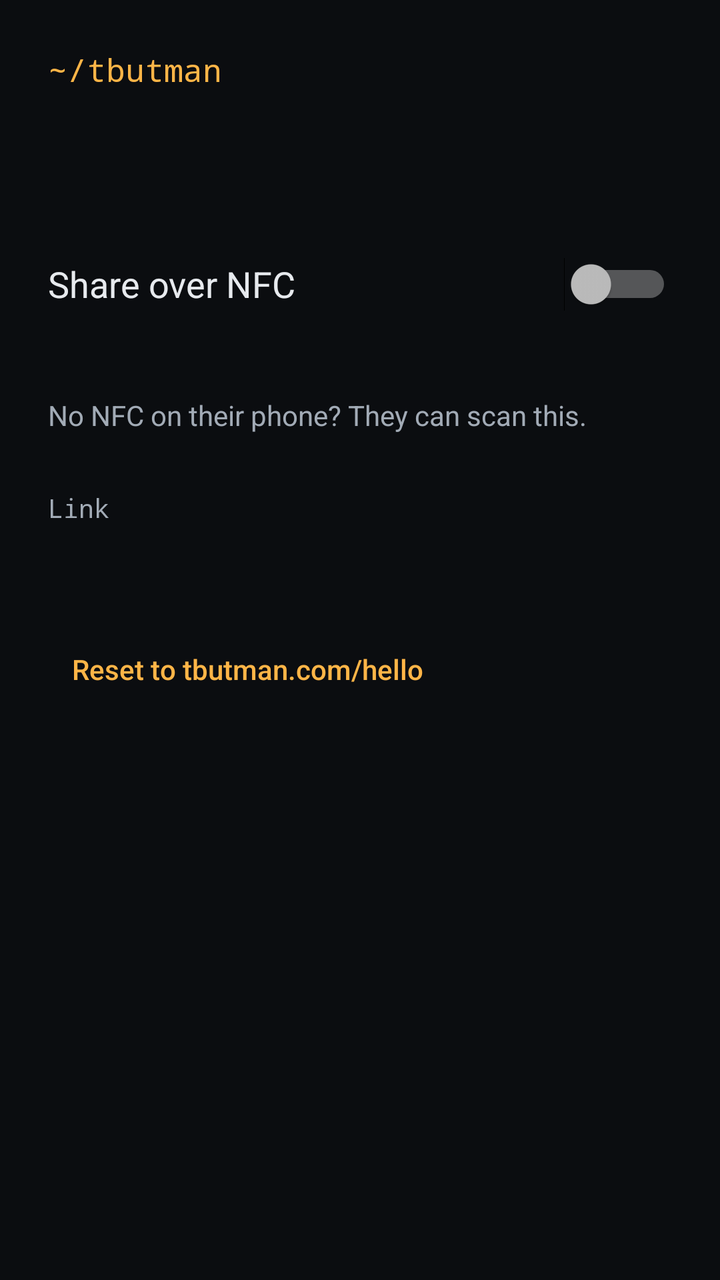
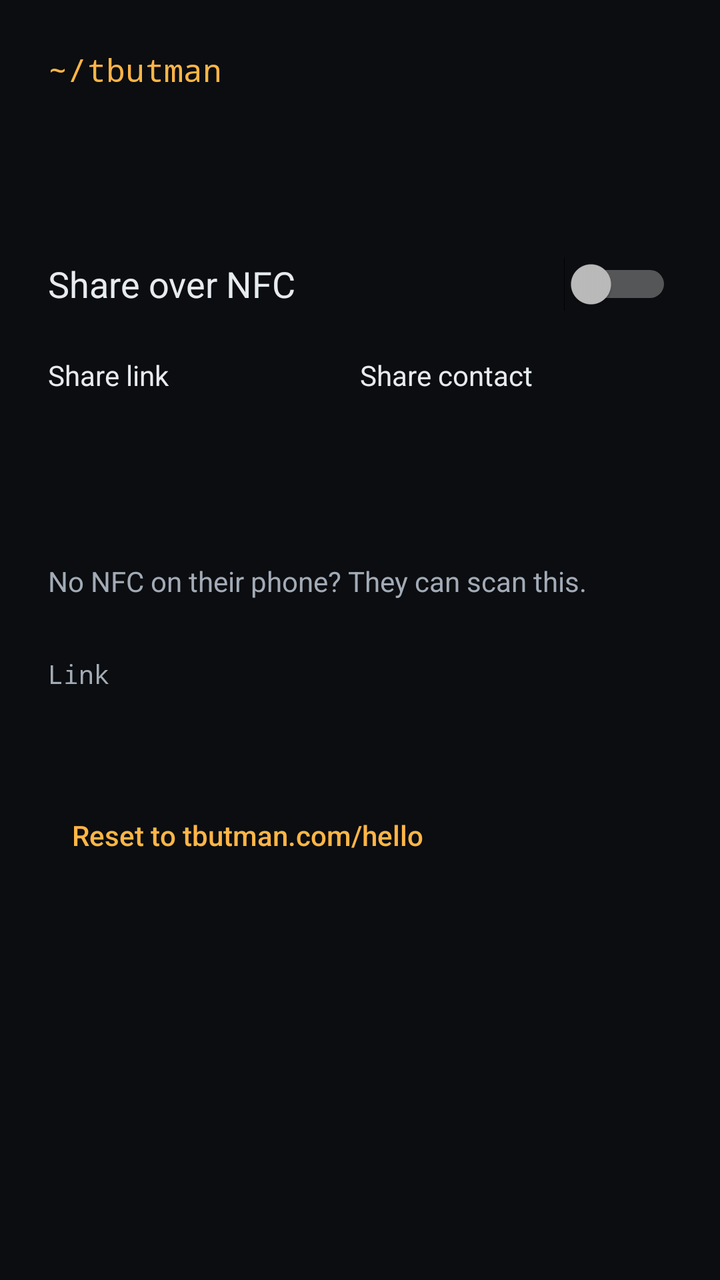

An Android layout rendered at two revisions. The XML below is the earlier revision; the diff shows what the commit changed to produce the second picture.
<!-- AndroidManifest.xml: application theme Theme.NfcShare -->
<!-- res/layout/activity_main.xml -->
<?xml version="1.0" encoding="utf-8"?>
<ScrollView xmlns:android="http://schemas.android.com/apk/res/android"
    android:layout_width="match_parent"
    android:layout_height="match_parent"
    android:fitsSystemWindows="true">

    <LinearLayout
        android:layout_width="match_parent"
        android:layout_height="wrap_content"
        android:orientation="vertical"
        android:padding="24dp">

        <TextView
            android:layout_width="wrap_content"
            android:layout_height="wrap_content"
            android:fontFamily="monospace"
            android:text="@string/title"
            android:textColor="@color/accent"
            android:textSize="16sp" />

        <TextView
            android:id="@+id/status"
            android:layout_width="match_parent"
            android:layout_height="wrap_content"
            android:layout_marginTop="20dp"
            android:textColor="@color/text"
            android:textSize="24sp"
            android:textStyle="bold" />

        <Button
            android:id="@+id/nfc_settings"
            android:layout_width="wrap_content"
            android:layout_height="wrap_content"
            android:layout_marginTop="12dp"
            android:text="@string/open_nfc_settings"
            android:visibility="gone" />

        <Switch
            android:id="@+id/toggle"
            android:layout_width="match_parent"
            android:layout_height="wrap_content"
            android:layout_marginTop="20dp"
            android:minHeight="48dp"
            android:text="@string/toggle"
            android:textColor="@color/text"
            android:textSize="18sp" />

        <ImageView
            android:id="@+id/qr"
            android:layout_width="match_parent"
            android:layout_height="wrap_content"
            android:layout_marginTop="24dp"
            android:adjustViewBounds="true"
            android:contentDescription="@string/qr_description"
            android:scaleType="fitCenter" />

        <TextView
            android:layout_width="wrap_content"
            android:layout_height="wrap_content"
            android:layout_marginTop="8dp"
            android:text="@string/qr_hint"
            android:textColor="@color/muted"
            android:textSize="14sp" />

        <TextView
            android:layout_width="wrap_content"
            android:layout_height="wrap_content"
            android:layout_marginTop="28dp"
            android:fontFamily="monospace"
            android:labelFor="@id/url"
            android:text="@string/url_label"
            android:textColor="@color/muted"
            android:textSize="13sp" />

        <EditText
            android:id="@+id/url"
            android:layout_width="match_parent"
            android:layout_height="wrap_content"
            android:fontFamily="monospace"
            android:imeOptions="actionDone"
            android:importantForAutofill="no"
            android:inputType="textUri"
            android:minHeight="48dp"
            android:textColor="@color/text"
            android:textSize="15sp" />

        <Button
            android:id="@+id/reset"
            style="?android:attr/borderlessButtonStyle"
            android:layout_width="wrap_content"
            android:layout_height="wrap_content"
            android:text="@string/reset"
            android:textAllCaps="false"
            android:textColor="@color/accent" />

        <TextView
            android:id="@+id/reads"
            android:layout_width="wrap_content"
            android:layout_height="wrap_content"
            android:layout_marginTop="20dp"
            android:fontFamily="monospace"
            android:textColor="@color/muted"
            android:textSize="13sp" />
    </LinearLayout>
</ScrollView>
<!-- resources referenced by this layout -->
<resources>
  <color name="accent">#FFB547</color>
  <color name="muted">#A2ABB6</color>
  <color name="text">#E7EAEE</color>
  <string name="open_nfc_settings">Open NFC settings</string>
  <string name="qr_description">QR code for the link</string>
  <string name="qr_hint">No NFC on their phone? They can scan this.</string>
  <string name="reset">Reset to tbutman.com/hello</string>
  <string name="title">~/tbutman</string>
  <string name="toggle">Share over NFC</string>
  <string name="url_label">Link</string>
  <style name="Theme.NfcShare" parent="android:Theme.Material.NoActionBar">
          <item name="android:windowBackground">@color/bg</item>
          <item name="android:colorBackground">@color/bg</item>
          <item name="android:colorAccent">@color/accent</item>
          <item name="android:colorPrimary">@color/bg</item>
          <item name="android:statusBarColor">@color/bg</item>
          <item name="android:navigationBarColor">@color/bg</item>
          <item name="android:textColorPrimary">@color/text</item>
          <item name="android:textColorSecondary">@color/muted</item>
      </style>
  <color name="bg">#0B0D10</color>
</resources>

<!-- the commit's change to res/layout/activity_main.xml (unified diff, before → after) -->
@@ -44,6 +44,40 @@
             android:text="@string/toggle"
             android:textColor="@color/text"
             android:textSize="18sp" />
+
+        <RadioGroup
+            android:id="@+id/mode"
+            android:layout_width="match_parent"
+            android:layout_height="wrap_content"
+            android:layout_marginTop="12dp"
+            android:orientation="horizontal">
+
+            <RadioButton
+                android:id="@+id/mode_link"
+                android:layout_width="0dp"
+                android:layout_height="wrap_content"
+                android:layout_weight="1"
+                android:minHeight="48dp"
+                android:text="@string/mode_link"
+                android:textColor="@color/text" />
+
+            <RadioButton
+                android:id="@+id/mode_contact"
+                android:layout_width="0dp"
+                android:layout_height="wrap_content"
+                android:layout_weight="1"
+                android:minHeight="48dp"
+                android:text="@string/mode_contact"
+                android:textColor="@color/text" />
+        </RadioGroup>
+
+        <TextView
+            android:id="@+id/mode_hint"
+            android:layout_width="match_parent"
+            android:layout_height="wrap_content"
+            android:layout_marginTop="4dp"
+            android:textColor="@color/muted"
+            android:textSize="14sp" />
 
         <ImageView
             android:id="@+id/qr"
<!-- resource entries referenced after the edit -->
@@ -3,6 +3,8 @@
   <color name="accent">#FFB547</color>
   <color name="muted">#A2ABB6</color>
   <color name="text">#E7EAEE</color>
+  <string name="mode_contact">Share contact</string>
+  <string name="mode_link">Share link</string>
   <string name="open_nfc_settings">Open NFC settings</string>
   <string name="qr_description">QR code for the link</string>
   <string name="qr_hint">No NFC on their phone? They can scan this.</string>
